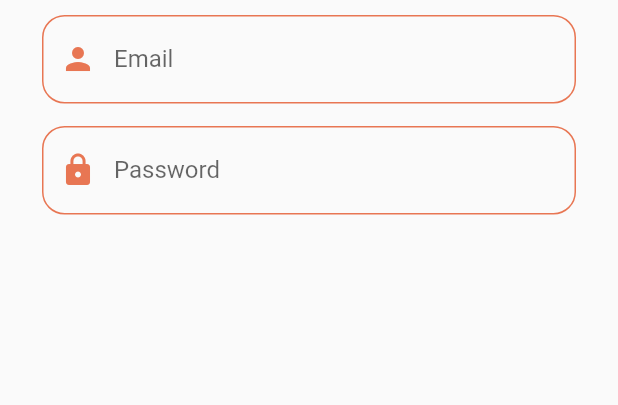
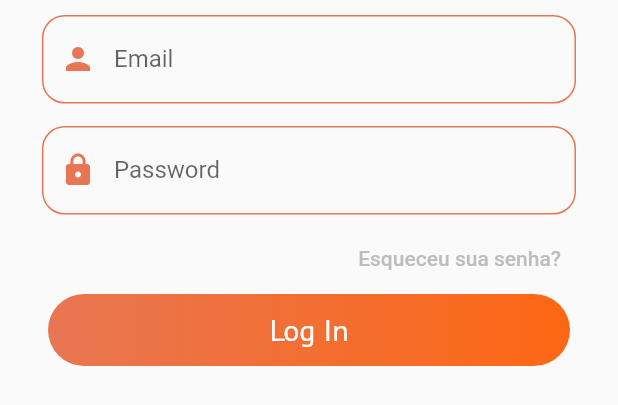
Before and after one commit to gabriel-kohler/login-page-with-clean-arch, a Flutter app: the LoginForm widget shown alone on an empty page, opened directly, on a phone screen of 412 x 824 dp. Shown: the top 405 px of the screen. Run offline on Flutter 3.47's test engine with Material 2 defaults, Android fonts, the light colour scheme and no system bars; our stand-ins replace google_fonts; statements that could not run were skipped.

Commit message:
feat(ui): welcome and login page concluded

```diff
--- a/lib/main.dart
+++ b/lib/main.dart
@@ -1,7 +1,7 @@
 import 'package:flutter/material.dart';
+import 'package:login_page_with_mobx/ui/view/login_page.dart';
+import 'package:login_page_with_mobx/ui/view/welcome_page.dart';
 import 'package:login_page_with_mobx/utils/app_routes.dart';
-import 'package:login_page_with_mobx/view/login_page.dart';
-import 'package:login_page_with_mobx/view/welcome_page.dart';
 
 void main() {
   runApp(MyApp());
@@ -12,6 +12,7 @@ class MyApp extends StatelessWidget {
   Widget build(BuildContext context) {
     return MaterialApp(
       title: 'Flutter Demo',
+      debugShowCheckedModeBanner: false,
       theme: ThemeData(
         primarySwatch: Colors.orange,
       ),
--- a/lib/components/login_form.dart
+++ b/lib/ui/components/login_form.dart
@@ -1,4 +1,5 @@
 import 'package:flutter/material.dart';
+import 'package:google_fonts/google_fonts.dart';
 
 class LoginForm extends StatelessWidget {
   final _formKey = GlobalKey<FormState>();
@@ -59,6 +60,42 @@ class LoginForm extends StatelessWidget {
               ),
             ),
           ),
+          Container(
+            alignment: Alignment.centerRight,
+            padding: EdgeInsets.only(right: 30),
+            child: TextButton(
+              onPressed: () {},
+              child: Text(
+                'Esqueceu sua senha?',
+                style: TextStyle(color: Colors.grey[400]),
+              ),
+            ),
+          ),
+          Container(
+            height: 48,
+            width: 348,
+            decoration: BoxDecoration(
+              gradient: LinearGradient(
+                colors: [
+                  const Color(0xFFE87653),
+                  const Color(0xFFFD6713),
+                ],
+              ),
+              borderRadius: BorderRadius.circular(30),
+            ),
+            child: InkWell(
+              onTap: () {},
+              child: Center(
+                child: Text(
+                  'Log In',
+                  style: GoogleFonts.ptSans(
+                    fontSize: 20,
+                    color: Colors.white,
+                  ),
+                ),
+              ),
+            ),
+          ),
         ],
       ),
     );
--- a/lib/view/welcome_page.dart
+++ b/lib/ui/pages/welcome_page.dart
@@ -40,7 +40,7 @@ class WelcomePage extends StatelessWidget {
               ),
               const SizedBox(height: 50),
               Container(
-                height: 45,
+                height: 48,
                 width: 330,
                 decoration: BoxDecoration(
                   gradient: LinearGradient(
@@ -65,7 +65,7 @@ class WelcomePage extends StatelessWidget {
                 ),
               ),
               Container(
-                height: 45,
+                height: 48,
                 width: 330,
                 margin: const EdgeInsets.symmetric(vertical: 15),
                 decoration: BoxDecoration(
```
Also changed, not shown: lib/ui/pages/login_page.dart (added, +68 -0 lines), lib/view/login_page.dart (deleted, +0 -30 lines), 2 other files.
